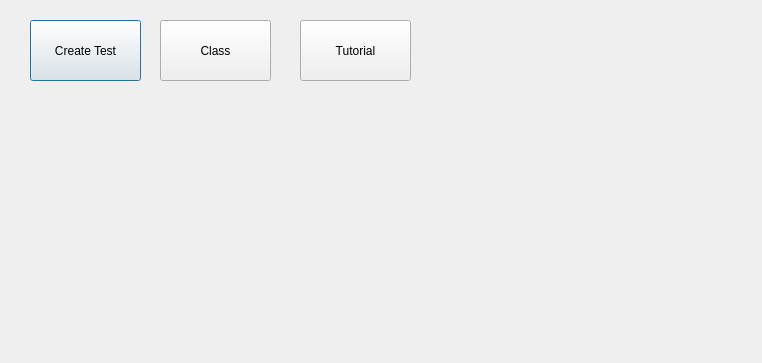
Old version of the form Group4/heaui7.ui in the repository Assignment-C/UI-APP.
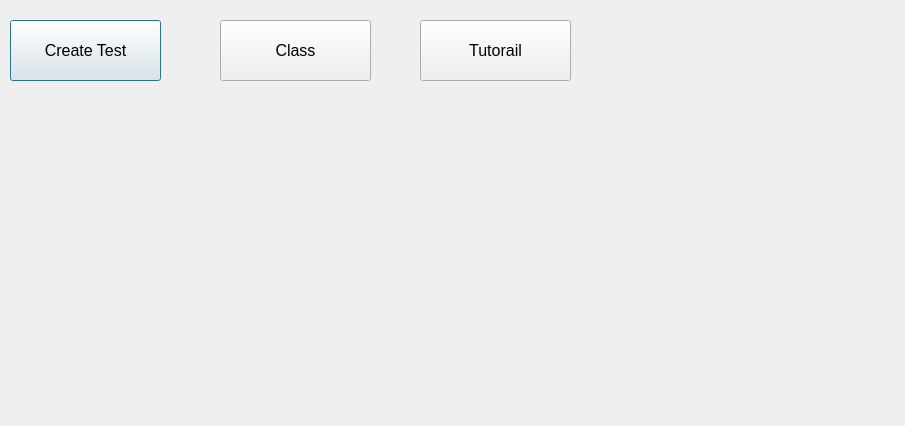
New version of the form.

Commit message: Add Class Techer and Updeat UI heaui7

The edit to the form file:
```diff
--- a/Group4/heaui7.ui
+++ b/Group4/heaui7.ui
@@ -6,8 +6,8 @@
    <rect>
     <x>0</x>
     <y>0</y>
-    <width>762</width>
-    <height>363</height>
+    <width>905</width>
+    <height>426</height>
    </rect>
   </property>
   <property name="windowTitle">
@@ -16,12 +16,17 @@
   <widget class="QPushButton" name="pushButton">
    <property name="geometry">
     <rect>
-     <x>30</x>
+     <x>10</x>
      <y>20</y>
-     <width>111</width>
+     <width>151</width>
      <height>61</height>
     </rect>
    </property>
+   <property name="font">
+    <font>
+     <pointsize>12</pointsize>
+    </font>
+   </property>
    <property name="text">
     <string>Create Test</string>
    </property>
@@ -29,12 +34,17 @@
   <widget class="QPushButton" name="pushButton_2">
    <property name="geometry">
     <rect>
-     <x>160</x>
+     <x>220</x>
      <y>20</y>
-     <width>111</width>
+     <width>151</width>
      <height>61</height>
     </rect>
    </property>
+   <property name="font">
+    <font>
+     <pointsize>12</pointsize>
+    </font>
+   </property>
    <property name="text">
     <string>Class</string>
    </property>
@@ -42,14 +52,19 @@
   <widget class="QPushButton" name="pushButton_3">
    <property name="geometry">
     <rect>
-     <x>300</x>
+     <x>420</x>
      <y>20</y>
-     <width>111</width>
+     <width>151</width>
      <height>61</height>
     </rect>
    </property>
+   <property name="font">
+    <font>
+     <pointsize>12</pointsize>
+    </font>
+   </property>
    <property name="text">
-    <string>Tutorial</string>
+    <string>Tutorail</string>
    </property>
   </widget>
  </widget>
```
The commit also changes 4 other files.
